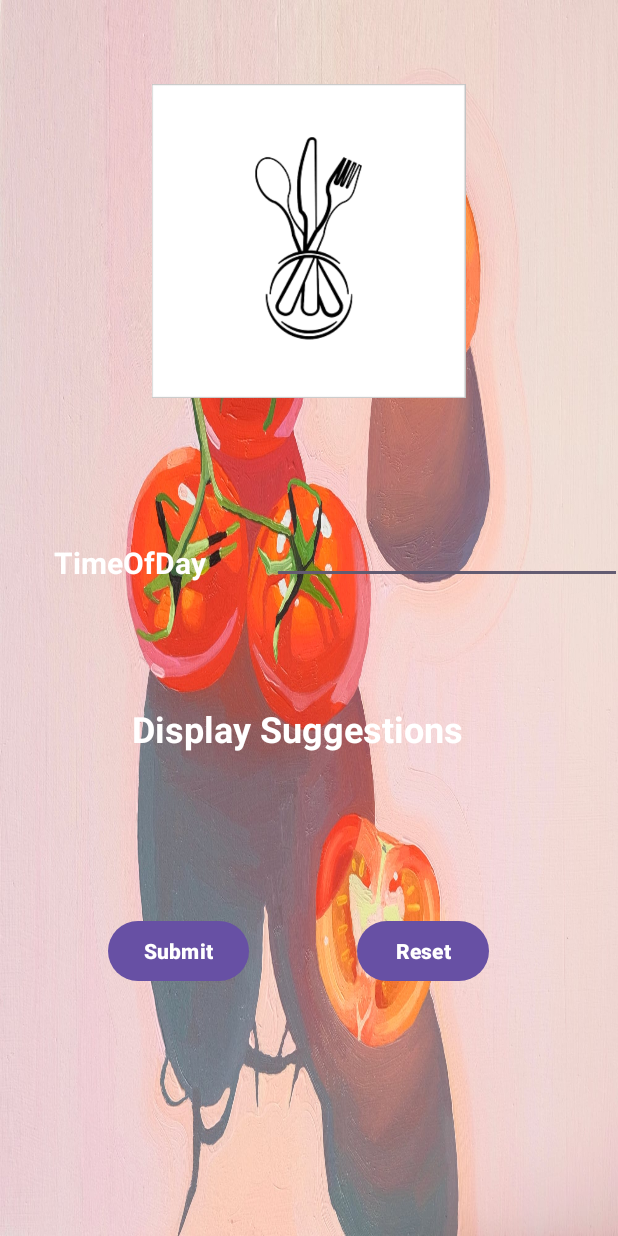
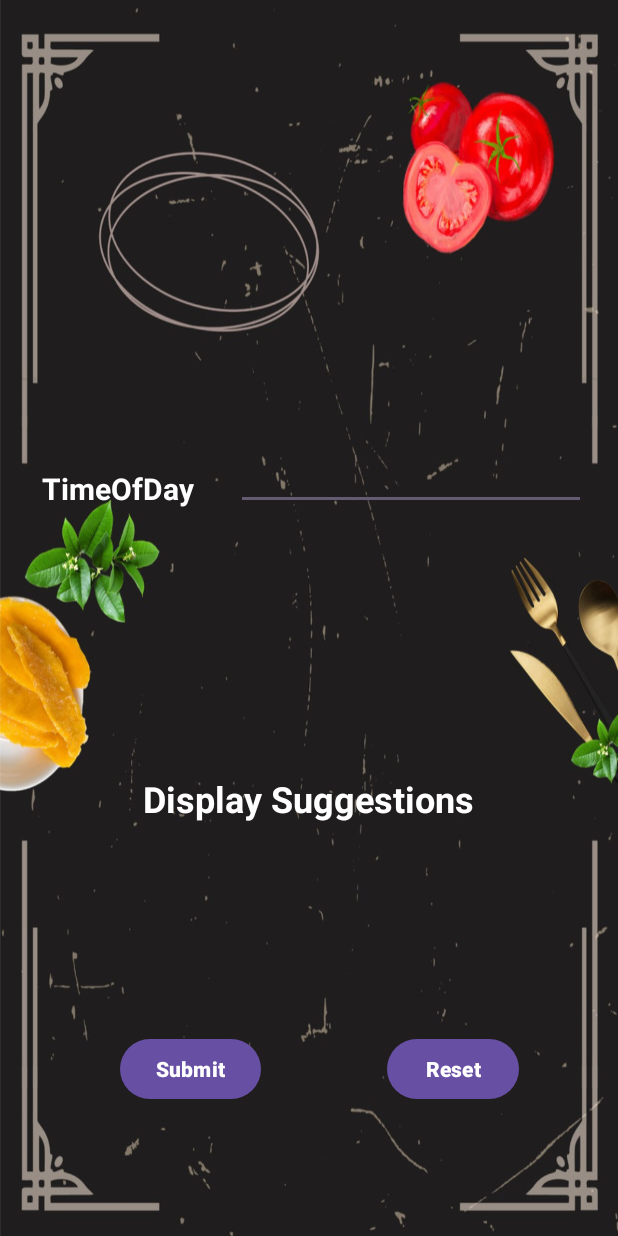
Before and after one commit to troyhennes/IMAD5112Assignment1, an Android app: the screen it shows after launch (MainActivity), on a phone screen of 412 x 824 dp. Run offline under Robolectric (Android 15) with nearby library versions, the phone set to English and light mode, and no system bars.

Commit message:
Add files via upload

```diff
--- a/src/main/res/layout/activity_main.xml
+++ b/src/main/res/layout/activity_main.xml
@@ -4,81 +4,74 @@
     xmlns:tools="http://schemas.android.com/tools"
     android:layout_width="match_parent"
     android:layout_height="match_parent"
-    android:background="@drawable/food3"
+    android:background="@drawable/imgbackground"
     tools:context=".MainActivity">
 
     <Button
         android:id="@+id/submitButton"
         android:layout_width="wrap_content"
         android:layout_height="wrap_content"
-        android:layout_marginStart="72dp"
-        android:layout_marginTop="108dp"
+        android:layout_marginStart="80dp"
+        android:layout_marginTop="140dp"
         android:text="Submit"
         android:textStyle="bold"
         app:layout_constraintStart_toStartOf="parent"
-        app:layout_constraintTop_toBottomOf="@+id/textView4" />
+        app:layout_constraintTop_toBottomOf="@+id/displaySuggestion" />
 
     <Button
         android:id="@+id/resetButton"
         android:layout_width="wrap_content"
         android:layout_height="wrap_content"
-        android:layout_marginStart="72dp"
-        android:layout_marginTop="108dp"
+        android:layout_marginStart="84dp"
+        android:layout_marginTop="140dp"
         android:text="Reset"
         android:textStyle="bold"
         app:layout_constraintStart_toEndOf="@+id/submitButton"
-        app:layout_constraintTop_toBottomOf="@+id/textView4" />
+        app:layout_constraintTop_toBottomOf="@+id/displaySuggestion" />
 
     <EditText
-        android:id="@+id/editTextText"
+        android:id="@+id/editText"
         android:layout_width="wrap_content"
         android:layout_height="wrap_content"
-        android:layout_marginStart="44dp"
-        android:layout_marginTop="76dp"
+        android:layout_marginStart="28dp"
+        android:layout_marginTop="292dp"
         android:ems="10"
         android:inputType="text"
         android:textColor="@color/white"
         android:textColorHighlight="@color/design_default_color_error"
         android:textSize="20sp"
         android:textStyle="bold"
+        app:layout_constraintEnd_toEndOf="parent"
+        app:layout_constraintHorizontal_bias="0.0"
         app:layout_constraintStart_toEndOf="@+id/timeofDay"
-        app:layout_constraintTop_toBottomOf="@+id/imageView" />
+        app:layout_constraintTop_toTopOf="parent" />
 
     <TextView
         android:id="@+id/timeofDay"
         android:layout_width="wrap_content"
         android:layout_height="wrap_content"
-        android:layout_marginStart="36dp"
-        android:layout_marginTop="96dp"
+        android:layout_marginStart="28dp"
+        android:layout_marginTop="312dp"
         android:text="TimeOfDay"
         android:textColor="#FFFFFF"
         android:textSize="20sp"
         android:textStyle="bold"
         app:layout_constraintStart_toStartOf="parent"
-        app:layout_constraintTop_toBottomOf="@+id/imageView" />
+        app:layout_constraintTop_toTopOf="parent" />
 
     <TextView
-        android:id="@+id/textView4"
+        android:id="@+id/displaySuggestion"
         android:layout_width="wrap_content"
         android:layout_height="wrap_content"
-        android:layout_marginStart="88dp"
-        android:layout_marginTop="80dp"
+        android:layout_marginTop="176dp"
         android:text="Display Suggestions"
         android:textColor="#FFFFFF"
         android:textColorHighlight="#2E0B0B"
         android:textSize="24sp"
         android:textStyle="bold"
+        app:layout_constraintEnd_toEndOf="parent"
+        app:layout_constraintHorizontal_bias="0.497"
         app:layout_constraintStart_toStartOf="parent"
-        app:layout_constraintTop_toBottomOf="@+id/editTextText" />
-
-    <ImageView
-        android:id="@+id/imageView"
-        android:layout_width="211dp"
-        android:layout_height="209dp"
-        android:layout_marginStart="100dp"
-        android:layout_marginTop="56dp"
-        app:layout_constraintStart_toStartOf="parent"
-        app:layout_constraintTop_toTopOf="parent"
-        app:srcCompat="@drawable/forknknife" />
+        app:layout_constraintTop_toBottomOf="@+id/editText" />
 
 </androidx.constraintlayout.widget.ConstraintLayout>
```
Also changed, not shown: src/main/java/com/example/asssignment1/MainActivity.kt (+42 -2 lines), src/main/res/drawable/imgbackground.png (added).
